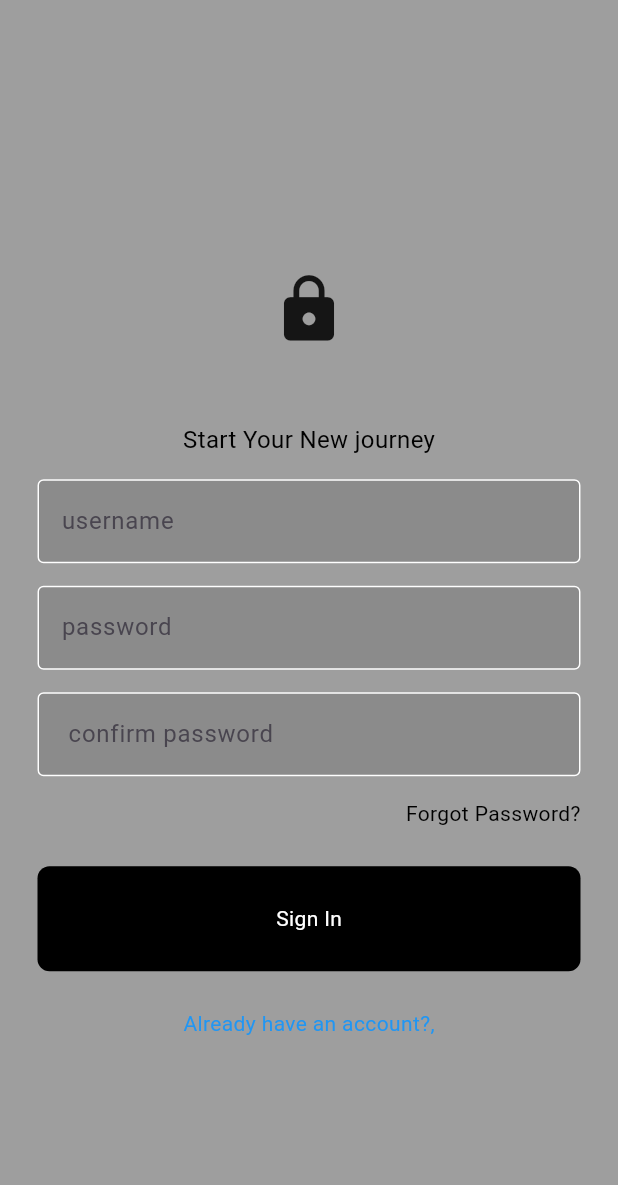
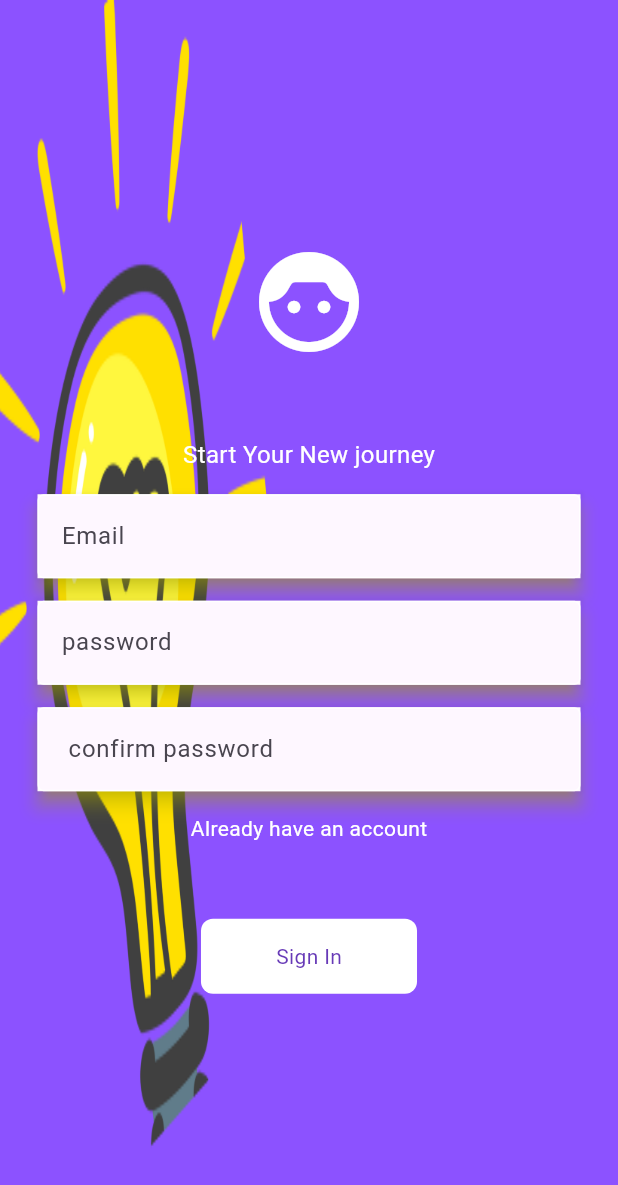
Before and after one commit to DRAGOR75/student_learning_kit, a Flutter app: the RegisterPage screen opened directly with empty values, on a phone screen of 412 x 824 dp. Shown: the top 1185 px of the screen. Run offline on Flutter 3.47's test engine with Material 3 defaults, Android fonts, the phone set to English and light mode, and no system bars; our stand-ins replace firebase_auth, firebase_core, get, websafe_svg; missing offline and left inert: dart:ffi; accounts and stored records are empty; generated files the repository leaves out were written again; network calls fail.

Commit message:
third commit

```diff
--- /dev/null
+++ b/lib/components/background_image.dart
@@ -0,0 +1,19 @@
+import 'package:flutter/material.dart';
+ class BackgroundImage extends StatelessWidget {
+   const BackgroundImage({super.key});
+
+   @override
+   Widget build(BuildContext context) {
+     return Container(
+       decoration: BoxDecoration(
+         image: DecorationImage(
+           image: AssetImage(
+             'assets/images/design1.png'
+           ),
+           fit: BoxFit.fill,
+           colorFilter: ColorFilter.mode(Colors.transparent, BlendMode.darken),
+         )
+       ),
+     );
+   }
+ }
--- a/lib/components/my_button.dart
+++ b/lib/components/my_button.dart
@@ -8,13 +8,19 @@ class MyButton extends StatelessWidget {
   Widget build(BuildContext context) {
     return GestureDetector(
       onTap: onTap,
-      child: Container(
-        padding: EdgeInsets.all(25),
-        margin: EdgeInsets.symmetric(horizontal: 25),
-        decoration: BoxDecoration(color: Colors.black,
-        borderRadius:BorderRadius.circular(8)),
-        child: Center(child: Text("Sign In",
-        style: TextStyle(color: Colors.white),),),
+      child: Row(
+        mainAxisAlignment: MainAxisAlignment.center,
+        crossAxisAlignment: CrossAxisAlignment.center,
+        children: [
+          Container(
+            padding: EdgeInsets.symmetric(horizontal:50,vertical: 15),
+            margin: EdgeInsets.symmetric(horizontal: 25,vertical: 25),
+            decoration: BoxDecoration(color: Colors.white,
+            borderRadius:BorderRadius.circular(8)),
+            child: Center(child: Text("Sign In",
+            style: TextStyle(color: Colors.deepPurple),),),
+          ),
+        ],
       ),
     );
   }
--- a/lib/components/textfiled.dart
+++ b/lib/components/textfiled.dart
@@ -15,24 +15,29 @@ class Mytextfield extends StatelessWidget {
   Widget build(BuildContext context) {
     return  Padding(
       padding: const EdgeInsets.symmetric(horizontal: 25.0),
+      child: Material(
+        elevation: 5,
+        shadowColor: Colors.yellowAccent,
         child: TextField(
+
           controller: controller,
           obscureText: obscureText,
           decoration: InputDecoration(
               enabledBorder: const OutlineInputBorder(
                   borderSide: BorderSide(
-                    color: Colors.white
+                      color: Colors.white,
                   )
               ),
               focusedBorder: OutlineInputBorder(
-                borderSide:BorderSide(color: Colors.white38,)
+                  borderSide:BorderSide(color: Colors.deepPurple,)
               ),
-            fillColor: Colors.black12,
+              fillColor: Colors.transparent,
               filled: true,
               hintText: hintText,
 
           ),
         ),
+      ),
     );
   }
 }
--- a/lib/pages/register_page.dart
+++ b/lib/pages/register_page.dart
@@ -1,8 +1,10 @@
 import 'package:firebase_auth/firebase_auth.dart';
 import 'package:flutter/material.dart';
+import 'package:student_learning_kit/components/background_image.dart';
 import 'package:student_learning_kit/components/my_button.dart';
 import 'package:student_learning_kit/components/textfiled.dart';
 import 'dart:developer';
+
 class RegisterPage extends StatefulWidget {
   final Function()? onTap;
 
@@ -66,8 +68,11 @@ class _RegisterPageState extends State<RegisterPage> {
 
   @override
   Widget build(BuildContext context) {
-    return  Scaffold(
-      backgroundColor: Colors.grey,
+    return  Stack(
+      children: [
+        BackgroundImage(),
+        Scaffold(
+        backgroundColor: Colors.transparent,
         body: Center(
           child: SingleChildScrollView(
             child: Column(
@@ -75,8 +80,9 @@ class _RegisterPageState extends State<RegisterPage> {
                 const SizedBox(height:50),
                 //logo
                 const SafeArea(
-                child: Icon(Icons.lock,
-                  size: 50,
+                  child: Icon(Icons.face_6_rounded,
+                    color: Colors.white,
+                    size: 80,
                   ),
 
                 ),
@@ -84,26 +90,32 @@ class _RegisterPageState extends State<RegisterPage> {
                 //wellcome you have been missed
                 const Text('Start Your New journey',
                   style: TextStyle(
-                  color: Colors.black,
+                    color: Colors.white,
                     fontSize: 16,
                   ),),
                 const SizedBox(height: 15,),
                 //user name text field
-              Mytextfield(controller: emailController,
-                hintText: 'username',
+                SizedBox(width: 700,
+                  child: Mytextfield(controller: emailController,
+                    hintText: 'Email',
                     obscureText: false,),
+                ),
 
                 const SizedBox(height: 15,),
                 //password text field
-              Mytextfield(controller: passwordController,
+                SizedBox(width: 700,
+                  child: Mytextfield(controller: passwordController,
                     hintText: 'password',
                     obscureText: true,),
+                ),
 
                 const SizedBox(height: 15,),
 
-              Mytextfield(controller: confirmPasswordController,
+                SizedBox(width: 700,
+                  child: Mytextfield(controller: confirmPasswordController,
                       hintText: ' confirm password',
                       obscureText: false),
+                ),
 
                 const SizedBox(height: 15,),
                 // fotgot password
@@ -111,12 +123,12 @@ class _RegisterPageState extends State<RegisterPage> {
                 Padding(
                   padding: const EdgeInsets.symmetric(horizontal:25.0),
                   child:  Row(
-                  mainAxisAlignment: MainAxisAlignment.end,
+                    mainAxisAlignment: MainAxisAlignment.center,
                     children: [
                       GestureDetector(
                         onTap:widget.onTap,
-                      child: Text('Forgot Password?',
-                          style:TextStyle(color: Colors.black)),
+                        child: Text('Already have an account',
+                            style:TextStyle(color: Colors.white)),
                       ),
                     ],
                   ),
@@ -131,20 +143,13 @@ class _RegisterPageState extends State<RegisterPage> {
                 const SizedBox(height: 25,),
 
                 //not a member register now
-              Row(
-                mainAxisAlignment: MainAxisAlignment.center,
-                children: [
-                  const Text("Already have an account?,",
-                  style: const TextStyle(
-                    color: Colors.blue,
 
-                  ),)
-                ],
-              )
               ],
             ),
           ),
         ),
+      ),
+    ],
     );
   }
 }
```
Also changed, not shown: lib/Controllers/question_controller.dart (added, +16 -0 lines), lib/pages/books_page.dart (added, +111 -0 lines), lib/pages/forgot_password_page.dart (added, +70 -0 lines), lib/pages/home_page.dart (+104 -5 lines), lib/pages/login_page.dart (+42 -17 lines), lib/pages/quiz_page.dart (added, +65 -0 lines), pubspec.yaml (+6 -2 lines), assets/images/Learn It (1).png (added), assets/images/Learn It.jpg (added), assets/images/Learn It.png (added), assets/images/Untitled design.png (added), assets/images/Untitled-design.svg (added), assets/images/bg.svg (added), assets/images/design1.png (added), 1 more files, 1 other file. Lines whose indentation alone changed are shown as unchanged.
